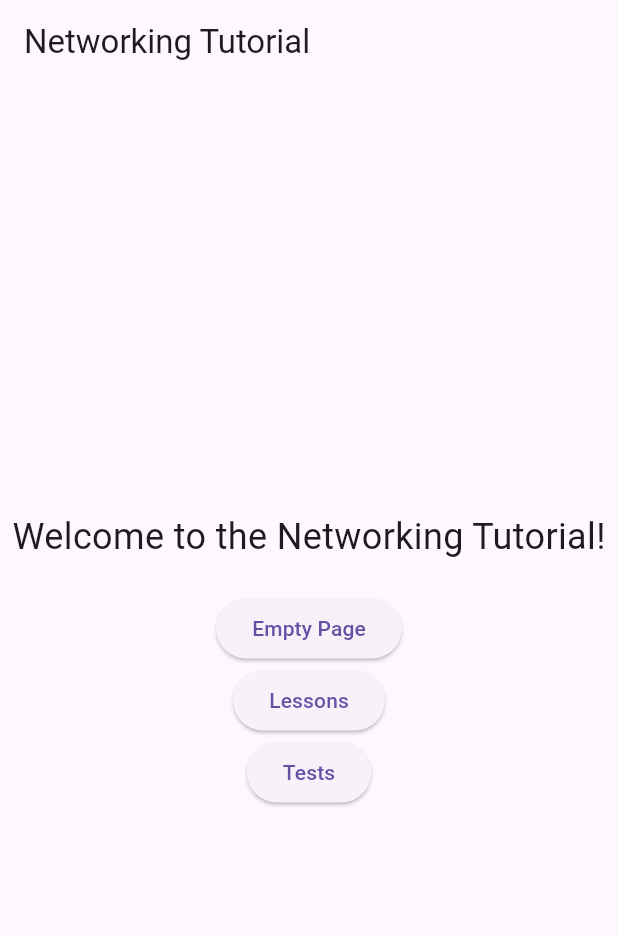
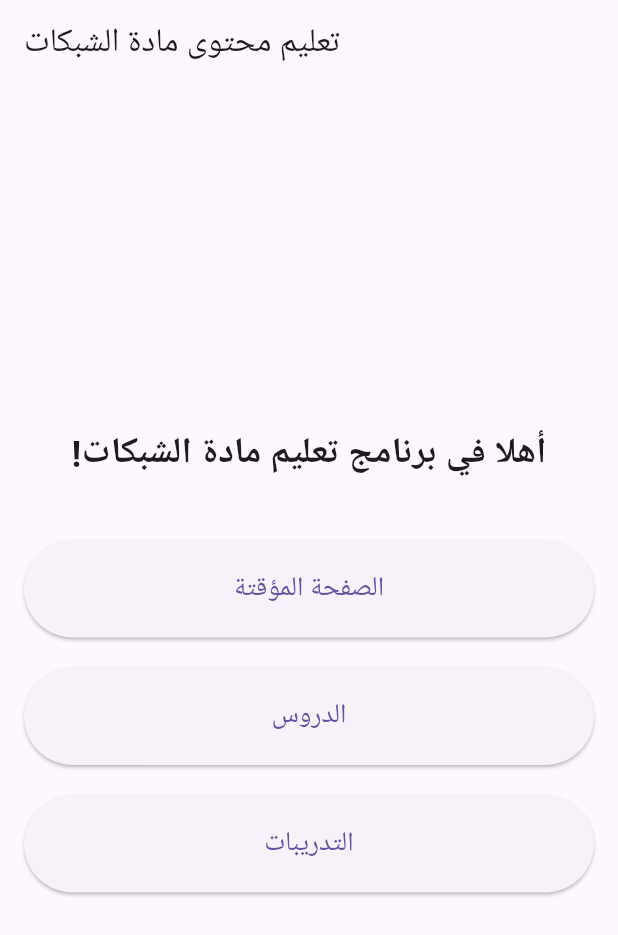
Before and after one commit to Kreatbox/learning_network, a Flutter app: the screen it shows after launch, on a phone screen of 412 x 824 dp. Shown: the top 935 px of the screen. Run offline on Flutter 3.47's test engine with Material 3 defaults, Android fonts, the light colour scheme and no system bars.

Commit message:
nothing changed

```diff
--- a/lib/layouts/empty_page.dart
+++ b/lib/layouts/empty_page.dart
@@ -5,10 +5,10 @@ class EmptyPage extends StatelessWidget {
   Widget build(BuildContext context) {
     return Scaffold(
       appBar: AppBar(
-        title: Text('Empty Page'),
+        title: Text('صفحة فارغة للتعديل عند الحاجة'),
       ),
       body: Center(
-        child: Text('This is an empty page'),
+        child: Text('هون اذا في صفحة لنباشر شغل فيها'),
       ),
     );
   }
--- a/lib/layouts/lessons_page.dart
+++ b/lib/layouts/lessons_page.dart
@@ -5,10 +5,10 @@ class LessonsPage extends StatelessWidget {
   Widget build(BuildContext context) {
     return Scaffold(
       appBar: AppBar(
-        title: Text('Lessons'),
+        title: Text('الدروس'),
       ),
       body: Center(
-        child: Text('This is the lessons page'),
+        child: Text('هذه هية صفحة الدروس'),
       ),
     );
   }
--- a/lib/main.dart
+++ b/lib/main.dart
@@ -11,7 +11,7 @@ class MyApp extends StatelessWidget {
   @override
   Widget build(BuildContext context) {
     return MaterialApp(
-      title: 'Networking Tutorial',
+      title: 'تعليم محتوى مادة الشبكات',
       theme: ThemeData(
         primarySwatch: Colors.blue,
       ),
@@ -25,45 +25,67 @@ class HomePage extends StatelessWidget {
   Widget build(BuildContext context) {
     return Scaffold(
       appBar: AppBar(
-        title: Text('Networking Tutorial'),
+        title: Text('تعليم محتوى مادة الشبكات'),
       ),
       body: Center(
+        child: Padding(
+          padding: const EdgeInsets.all(16.0),
           child: Column(
             mainAxisAlignment: MainAxisAlignment.center,
+            crossAxisAlignment: CrossAxisAlignment.stretch,
             children: <Widget>[
               Text(
-              'Welcome to the Networking Tutorial!',
-              style: TextStyle(fontSize: 24),
+                '!أهلا في برنامج تعليم مادة الشبكات',
+                textAlign: TextAlign.center,
+                style: TextStyle(
+                  fontSize: 24,
+                  fontWeight: FontWeight.bold,
                 ),
-            SizedBox(height: 20),
+              ),
+              SizedBox(height: 40),
               ElevatedButton(
+                style: ElevatedButton.styleFrom(
+                  padding: EdgeInsets.symmetric(vertical: 20),
+                  textStyle: TextStyle(fontSize: 18),
+                ),
                 onPressed: () {
                   Navigator.push(
                     context,
                     MaterialPageRoute(builder: (context) => EmptyPage()),
                   );
                 },
-              child: Text('Empty Page'),
+                child: Text('الصفحة المؤقتة'),
               ),
+              SizedBox(height: 20),
               ElevatedButton(
+                style: ElevatedButton.styleFrom(
+                  padding: EdgeInsets.symmetric(vertical: 20),
+                  textStyle: TextStyle(fontSize: 18),
+                ),
                 onPressed: () {
                   Navigator.push(
                     context,
                     MaterialPageRoute(builder: (context) => LessonsPage()),
                   );
                 },
-              child: Text('Lessons'),
+                child: Text('الدروس'),
               ),
+              SizedBox(height: 20),
               ElevatedButton(
+                style: ElevatedButton.styleFrom(
+                  padding: EdgeInsets.symmetric(vertical: 20),
+                  textStyle: TextStyle(fontSize: 18),
+                ),
                 onPressed: () {
                   Navigator.push(
                     context,
                     MaterialPageRoute(builder: (context) => TestsPage()),
                   );
                 },
-              child: Text('Tests'),
+                child: Text('التدريبات'),
               ),
             ],
+          ),
         ),
       ),
     );
```
Also changed, not shown: lib/layouts/tests_page.dart (+138 -2 lines), pubspec.yaml (+3 -4 lines), pubspec.lock, 3 other files. Lines whose indentation alone changed are shown as unchanged.
